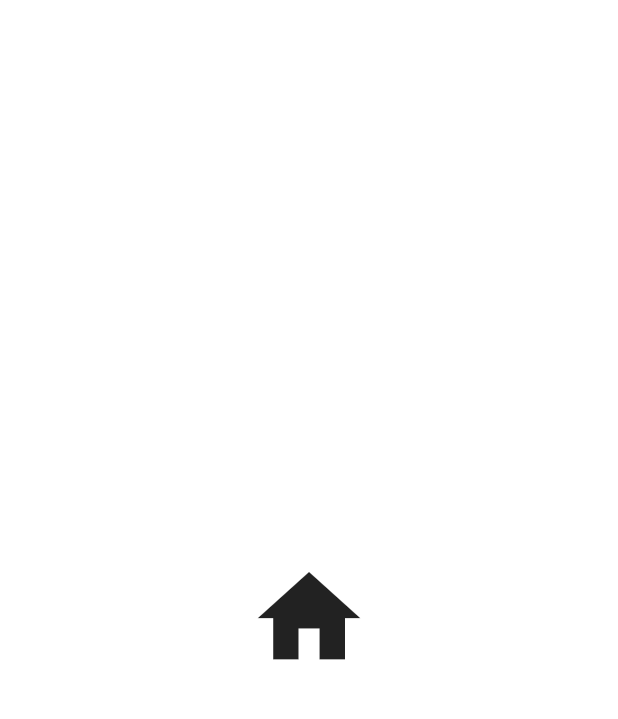
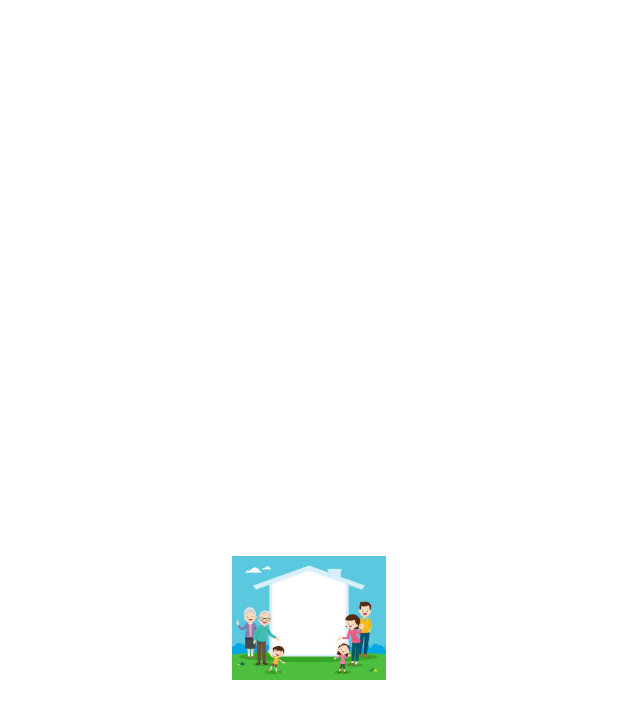
Before and after one commit to geethuvinil/my_home, a Flutter app: the first screen one second after launch, on a phone screen of 412 x 824 dp. Shown: the top 719 px of the screen. Run offline on Flutter 3.47's test engine with Material 2 defaults, Android fonts, the light colour scheme and no system bars; drawn by our look-alikes of animated_splash_screen; our stand-ins replace get; missing offline and left inert: graphview.

Commit message:
launcher_icon_added

```diff
--- a/lib/main.dart
+++ b/lib/main.dart
@@ -21,7 +21,7 @@ class MyApp extends StatelessWidget {
         colorScheme: ColorScheme.fromSeed(seedColor: Colors.deepPurple),
         useMaterial3: true,
       ),
-      home: AnimatedSplashScreen(splash: Icons.home,
+      home: AnimatedSplashScreen(splash: Image(image: AssetImage("assets/icons/app_icon.jpg"),),
       duration: 2000,
        splashTransition: SplashTransition.fadeTransition,
 
```
Also changed, not shown: pubspec.yaml (+8 -1 lines), assets/icons/app_icon.jpg (added), pubspec.lock.
